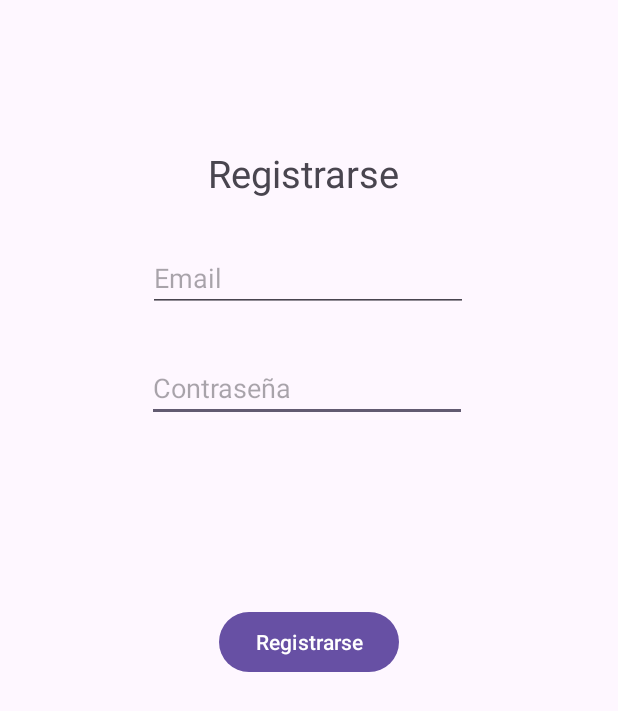
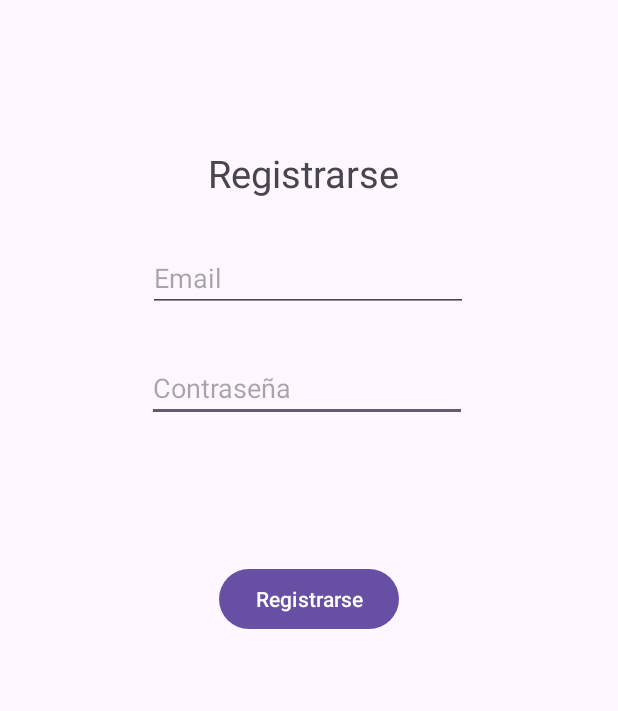
Before and after one commit to tod1az/Distribuidora, an Android app built with Jetpack Compose: the RegisterActivity screen opened directly, with no data from a screen before it, on a phone screen of 412 x 824 dp. Shown: the top 711 px of the screen. Run offline under Robolectric (Android 15) with nearby library versions, the phone set to English and light mode, and no system bars; our stand-ins replace Firebase (no records; nobody signed in at launch, a user with empty details on screens opened directly).

Commit message:
fix: register button position

```diff
--- a/app/src/main/res/layout/activity_register.xml
+++ b/app/src/main/res/layout/activity_register.xml
@@ -11,11 +11,12 @@
         android:id="@+id/registerButton"
         android:layout_width="wrap_content"
         android:layout_height="wrap_content"
-        android:layout_marginBottom="372dp"
         android:text="Registrarse"
         app:layout_constraintBottom_toBottomOf="parent"
         app:layout_constraintEnd_toEndOf="parent"
-        app:layout_constraintStart_toStartOf="parent" />
+        app:layout_constraintStart_toStartOf="parent"
+        app:layout_constraintTop_toTopOf="parent"
+        app:layout_constraintVertical_bias="0.484" />
 
     <EditText
         android:id="@+id/registerPassword"
@@ -59,4 +60,5 @@
         app:layout_constraintStart_toStartOf="parent"
         app:layout_constraintTop_toTopOf="parent"
         app:layout_constraintVertical_bias="0.124" />
+
 </androidx.constraintlayout.widget.ConstraintLayout>
```
